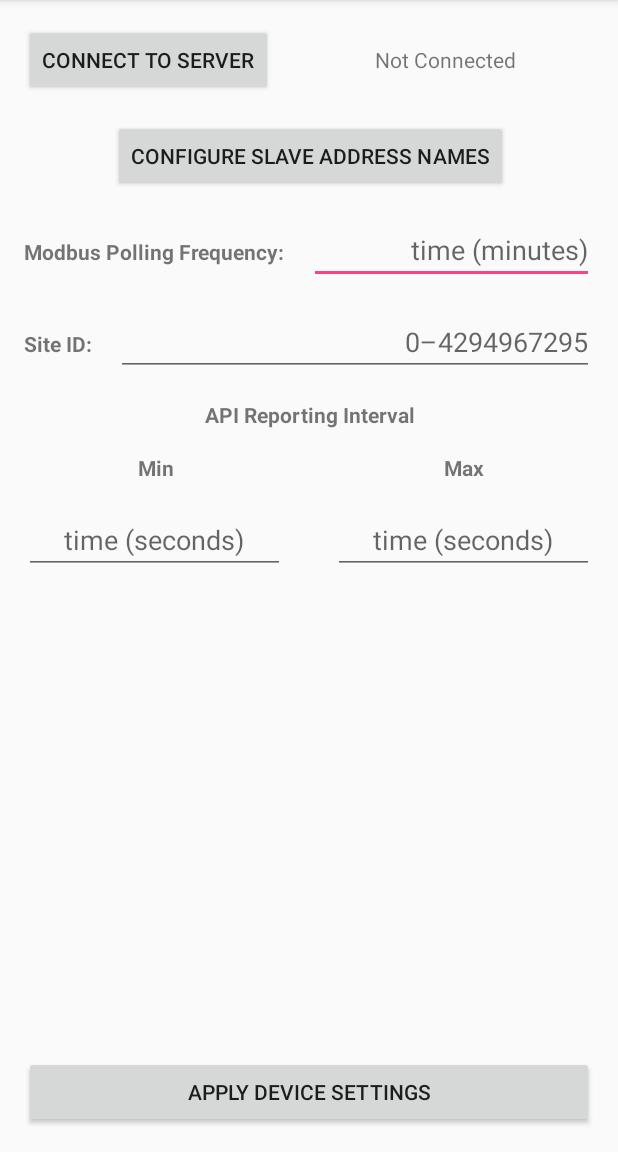
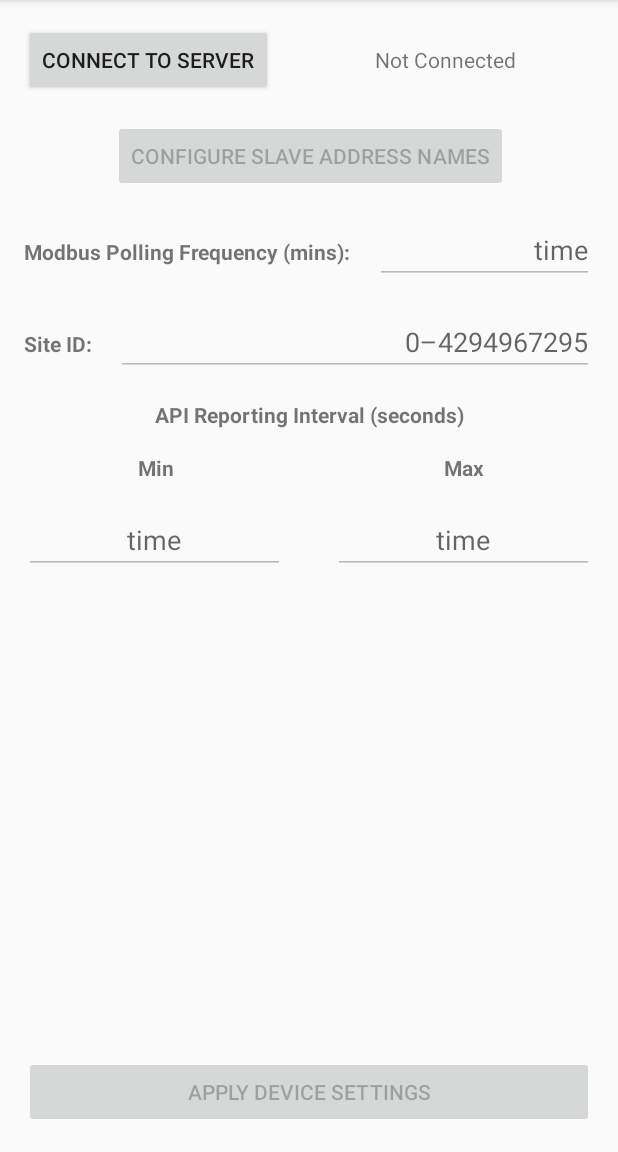
Before and after one commit to dis5y3/RemoteSensorPlatform, an Android app: the screen it shows after launch (MainActivity), after a tap on "APPLY DEVICE SETTINGS", on a phone screen of 412 x 824 dp, the part 84-1236 px from its top. Run offline under Robolectric (Android 15) with nearby library versions, the phone set to English and light mode, and no system bars; network calls fail; 4 statements that could not run were skipped; 1 other tap on this screen came first.

Commit message:
working copy for midterm demo. Only supports 1 address at the moment. Having weird arraylist sizing issues

```diff
--- a/RemoteBluetoothTest/app/src/main/java/com/cpe4097/remotesensing/remotebluetoothtest/BluetoothSerialService.java
+++ b/RemoteBluetoothTest/app/src/main/java/com/cpe4097/remotesensing/remotebluetoothtest/BluetoothSerialService.java
@@ -357,7 +357,10 @@ public class BluetoothSerialService {
             }
         }
 
+
+
         /**
+         *
          * Write to the connected OutStream.
          * @param buffer  The bytes to write
          */
--- a/RemoteBluetoothTest/app/src/main/java/com/cpe4097/remotesensing/remotebluetoothtest/MainActivity.java
+++ b/RemoteBluetoothTest/app/src/main/java/com/cpe4097/remotesensing/remotebluetoothtest/MainActivity.java
@@ -53,10 +53,10 @@ public class MainActivity extends AppCompatActivity {
     //private StringBuffer mOutStringBuffer = null; //String buffer for outgoing messages
     private BluetoothAdapter mBTAdapter = null; //Local BT Adapter
     private BluetoothSerialService mBTService = null; //Member object for BT Services
-    //private String address = "B8:27:EB:0D:E5:7F"; //Travis' RPi
-    private String address = null;
+    private String address = "B8:27:EB:0D:E5:7F"; //TODO: Replace with 'dummy' default address? code doesn't like null start value
     //INFO: ^ Run 'hcitool dev' on a pi to find BT MAC Address, change the above to match
-    private ArrayList<String> modbusSlaveAddressList;
+    private ArrayList<String> modbusSlaveAddressNameList;
+    private ArrayList<Integer> modbusSlaveAddressIDList;
     //UI elements that need to be non-local
     private Button btSend = null;
     private Button btConfigSlaveAddressNames = null;
@@ -125,11 +125,25 @@ public class MainActivity extends AppCompatActivity {
             public void onClick(View v) {
                 Toast.makeText(getApplicationContext(), R.string.sending_data, Toast.LENGTH_SHORT).show();
                 //build our string loosely based on Amplisine Config Model for (hopefully) easy use by other device components
-                String message = TextUtils.join(",",modbusSlaveAddressList); //format Address name list, then add the other data below
-                message = "{SiteID: " +dataSiteID.getText().toString() + ", Registers: [" + message +
-                        "], DataPollingFrequency: " + dataPollingFrequency.getText().toString() +
-                        " MinimumAPIInterval: " + dataAPIIntervalMin.getText().toString() +
-                        " MaximumAPIInterval: " + dataAPIIntervalMax.getText().toString();
+                ArrayList<String> formattedAddressList = new ArrayList<>();
+                Log.d(TAG, "myIDs: " + modbusSlaveAddressIDList.get(0).toString() + "; myIDSize: " + modbusSlaveAddressIDList.size());
+                /*for(int i = 0; i < modbusSlaveAddressIDList.size(); i++) {
+                    String temp = "\"ID\":" + modbusSlaveAddressIDList.get(i) +
+                    ", \"TypeID:\"" + modbusSlaveAddressNameList.get(i) +
+                            ", \"Message\":[x,x,x,x,x,x,x,x], \"MinDiff\":x";
+                    formattedAddressList.set(i, temp);
+                }*/
+                //String message = TextUtils.join("},{",formattedAddressList); //format Address name list, then add the other data below
+                String message = "\"ID\":" + modbusSlaveAddressIDList.get(0) +
+                        ", \"TypeID\":" + modbusSlaveAddressNameList.get(0) +
+                        ", \"Message\":[3,3,89,43,0,1,123,124], \"MinDiff\":6";
+                message = "{\"SiteID\":" +
+                        dataSiteID.getText().toString() +
+                        ", \"Registers\": [{" +
+                        message +
+                        "}]" +
+                        ", \"MinimumAPIInterval\":" + dataAPIIntervalMin.getText().toString() +
+                        ", \"MaximumAPIInterval\":" + dataAPIIntervalMax.getText().toString() + "}";
                 sendMessage(message);
                 Log.d(TAG, message);
             }
@@ -195,10 +209,9 @@ public class MainActivity extends AppCompatActivity {
             // When DeviceListActivity returns with a device to connect
                 if (resultCode == Activity.RESULT_OK) {
                     //pull the device's MAC address for use elsewhere
-                    try{
-                        //noinspection ConstantConditions
+                    try {
                         address = data.getExtras().getString(DeviceListActivity.EXTRA_DEVICE_ADDRESS);
-                    } catch(NullPointerException e){
+                    } catch(NullPointerException e) {
                         Log.d(TAG, "NullPointerException: " + e.getLocalizedMessage());
                     }
                 }
@@ -207,7 +220,8 @@ public class MainActivity extends AppCompatActivity {
                 if (resultCode == Activity.RESULT_OK) {
                     try{
                         //noinspection ConstantConditions
-                        modbusSlaveAddressList = data.getExtras().getStringArrayList(ModbusSlaveActivity.EXTRA_SLAVE_ADDRESS_NAMES);
+                        modbusSlaveAddressNameList = data.getExtras().getStringArrayList(ModbusSlaveActivity.EXTRA_SLAVE_ADDRESS_NAMES);
+                        modbusSlaveAddressIDList = data.getExtras().getIntegerArrayList(ModbusSlaveActivity.EXTRA_SLAVE_ADDRESS_IDS);
                     } catch(NullPointerException e){
                         Log.d(TAG, "NullPointerException: " + e.getLocalizedMessage());
                     }
@@ -270,10 +284,17 @@ public class MainActivity extends AppCompatActivity {
             // Get the message bytes and tell the BluetoothChatService to write
             byte[] send = message.getBytes();
             mBTService.write(send);
-            // Reset out string buffer to zero and clear the edit text field
-            //mOutStringBuffer.setLength(0);
+            //Reset to our initial state since connection ends here.
+            btSend.setEnabled(false);
+            btConfigSlaveAddressNames.setEnabled(false);
+            dataPollingFrequency.setEnabled(false);
+            dataSiteID.setEnabled(false);
+            dataAPIIntervalMin.setEnabled(false);
+            dataAPIIntervalMax.setEnabled(false);
             dataPollingFrequency.setText("");
             dataSiteID.setText("");
+            dataAPIIntervalMin.setText("");
+            dataAPIIntervalMax.setText("");
             mBTService.stop(); //disconnect? let's see if it works
         }
     }
--- a/RemoteBluetoothTest/app/src/main/res/values/strings.xml
+++ b/RemoteBluetoothTest/app/src/main/res/values/strings.xml
@@ -27,14 +27,14 @@
     <string name="connect_to_server">Connect to Server</string>
     <string name="send_data">Apply Device Settings</string>
     <string name="label_slave_address">Configure Slave Address Names</string>
-    <string name="label_poll_frequency">Modbus Polling Frequency:</string>
+    <string name="label_poll_frequency">Modbus Polling Frequency (mins):</string>
     <string name="label_site_id">Site ID:</string>
-    <string name="label_APIInterval">API Reporting Interval</string>
+    <string name="label_APIInterval">API Reporting Interval (seconds)</string>
     <string name="label_APIInterval_Min">Min</string>
     <string name="label_APIInterval_Max">Max</string>
     <string name="hint_slave_address">enter friendly name</string>
-    <string name="hint_poll_frequency">time (minutes)</string>
-    <string name="hint_API_interval">time (seconds)</string>
+    <string name="hint_poll_frequency">time</string>
+    <string name="hint_API_interval">time</string>
     <string name="hint_site_id">0–4294967295</string>
 
 
```
Also changed, not shown: RemoteBluetoothTest/app/src/main/java/com/cpe4097/remotesensing/remotebluetoothtest/ModbusSlaveActivity.java (+12 -3 lines).
